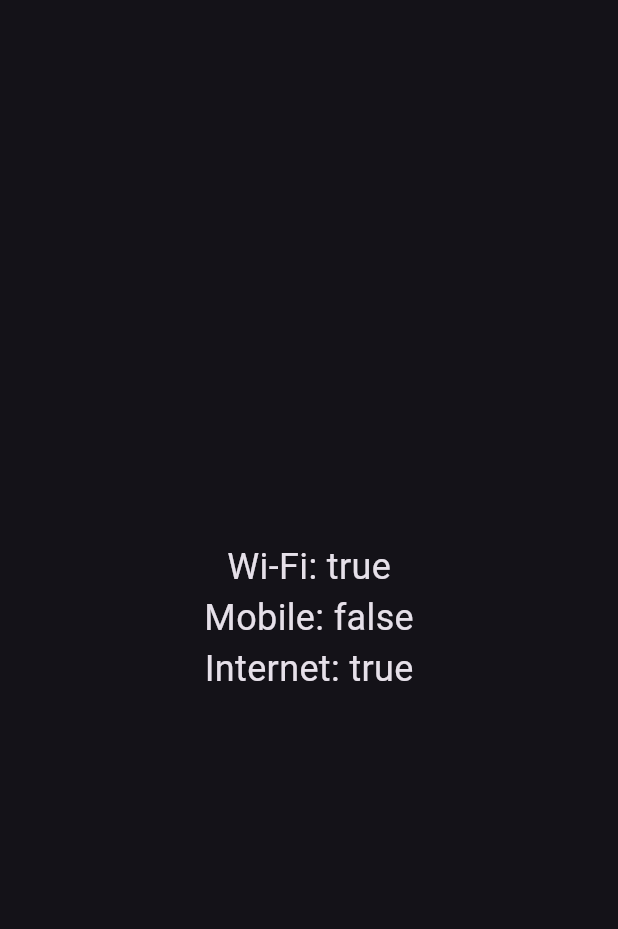
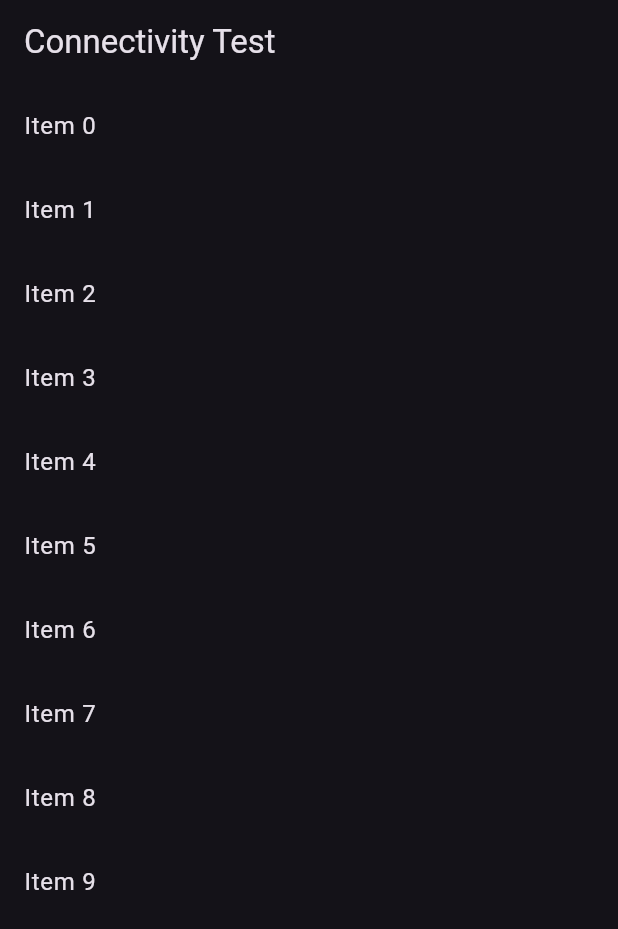
Before and after one commit to HelioPC/connectivity_test, a Flutter app: the screen it shows after launch, on a phone screen of 412 x 824 dp. Shown: the top 929 px of the screen. Run offline on Flutter 3.47's test engine with Material 3 defaults, Android fonts, the phone set to English and light mode, and no system bars; our stand-ins replace connectivity_plus, internet_connection_checker.

Commit message:
Internet connection status above the appbar

```diff
--- a/lib/main.dart
+++ b/lib/main.dart
@@ -1,6 +1,4 @@
-import 'package:connectivity_plus/connectivity_plus.dart';
 import 'package:connectivity_test/internet_controller.dart';
-import 'package:connectivity_test/network_controller.dart';
 import 'package:flutter/material.dart';
 
 void main() {
@@ -15,16 +13,13 @@ class MainApp extends StatefulWidget {
 }
 
 class _MainAppState extends State<MainApp> {
-  late NetworkController _networkController;
   late InternetController _internetController;
 
   @override
   void initState() {
     super.initState();
-    _networkController = NetworkController.instance;
     _internetController = InternetController.instance;
 
-    _networkController.init();
     _internetController.init();
   }
 
@@ -39,71 +34,45 @@ class _MainAppState extends State<MainApp> {
         brightness: Brightness.dark,
       ),
       home: Scaffold(
-        body: Column(
+        body: CustomScrollView(
+          slivers: [
+            SliverToBoxAdapter(
+              child: StreamBuilder<bool>(
+                stream: _internetController.connectionStatusStream,
+                builder: (context, snapshot) {
+                  if (snapshot.hasData && snapshot.data!) {
+                    return const SizedBox();
+                  } else {
+                    return const SafeArea(
+                      bottom: false,
+                      child: Row(
                         mainAxisAlignment: MainAxisAlignment.center,
                         children: [
-            StreamBuilder<List<ConnectivityResult>>(
-              stream: _networkController.connectionStatus,
-              builder: (context, snapshot) {
-                if (snapshot.hasData) {
-                  final result = snapshot.data!;
-                  final hasWifi = result.contains(ConnectivityResult.wifi);
-                  final hasMobile = result.contains(ConnectivityResult.mobile);
-
-                  return Center(
-                    child: Column(
-                      mainAxisAlignment: MainAxisAlignment.center,
-                      children: [
-                        Text(
-                          'Wi-Fi: $hasWifi',
-                          style: const TextStyle(fontSize: 24),
-                        ),
-                        Text(
-                          'Mobile: $hasMobile',
-                          style: const TextStyle(fontSize: 24),
-                        ),
+                          Text('No internet connection'),
+                          SizedBox(width: 10),
+                          CircularProgressIndicator.adaptive(),
                         ],
                       ),
                     );
-                } else if (snapshot.hasError) {
-                  return Center(
-                    child: Text(
-                      'Error: ${snapshot.error}',
-                      style: const TextStyle(fontSize: 24),
+                  }
+                },
               ),
-                  );
-                }
-
-                return const Center(
-                  child: CircularProgressIndicator(),
+            ),
+            const SliverAppBar(
+              title: Text('Connectivity Test'),
+              floating: true,
+              pinned: true,
+              snap: true,
+            ),
+            SliverList(
+              delegate: SliverChildBuilderDelegate(
+                (context, index) {
+                  return ListTile(
+                    title: Text('Item $index'),
                   );
                 },
+                childCount: 10,
               ),
-            StreamBuilder<bool>(
-              stream: _internetController.connectionStatusStream,
-              builder: (context, snapshot) {
-                if (snapshot.hasData) {
-                  final result = snapshot.data!;
-
-                  return Center(
-                    child: Text(
-                      'Internet: $result',
-                      style: const TextStyle(fontSize: 24),
-                    ),
-                  );
-                } else if (snapshot.hasError) {
-                  return Center(
-                    child: Text(
-                      'Error: ${snapshot.error}',
-                      style: const TextStyle(fontSize: 24),
-                    ),
-                  );
-                }
-
-                return const Center(
-                  child: CircularProgressIndicator(),
-                );
-              },
             ),
           ],
         ),
```
Lines whose indentation alone changed are shown as unchanged.
